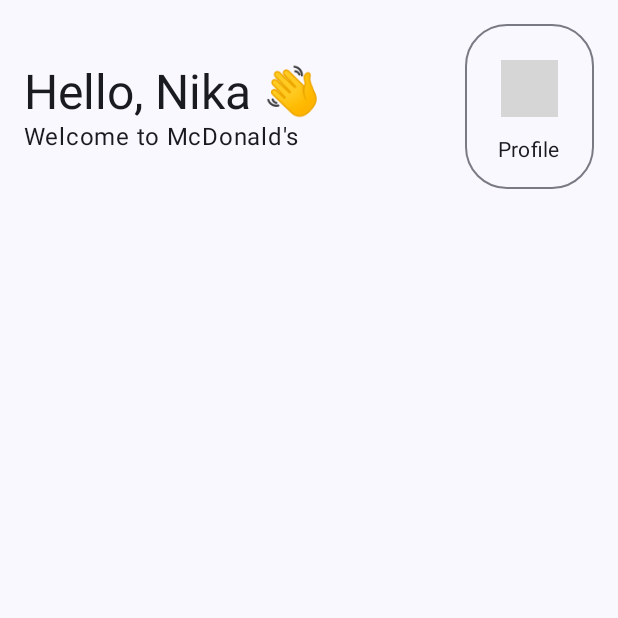
After one commit to jescalante101/printLabelingApp, an Android app built with Jetpack Compose: the composable HomeHeader shown on its own in the app's theme, on a phone screen of 412 x 824 dp, the top half of it. The commit adds this screen. Run offline under Robolectric (Android 15) with nearby library versions, the phone set to English and light mode, and no system bars; grey boxes are pictures that could not be loaded.

Commit message:
Refactor: Move HomeScreen and ViewModel to appropriate packages
This commit refactors the project structure by moving `HomeScreen` and `HomeViewModel` into their respective `home` and `print` subpackages within the `ui.screen` package.

Additionally, this commit:
- Introduces navigation using `NavHost` and defines navigation routes in `Screen.kt`.
- Creates `AppNavHost.kt` to manage navigation logic.
- Adds `PrintScreen.kt` and `PrintViewModel.kt` for the printing functionality.
- Implements UI components for the home screen in `CustomButtonCard.kt` and `HomeHeader.kt`.
- Updates `BarcodeScannerScreen.kt` to integrate with the new navigation structure and pass scanned barcode data back to the previous screen.
- Updates dependencies for CameraX, ML Kit Barcode Scanning, and Navigation Compose.
- Modifies `MainActivity.kt` to use the new navigation setup.
- Updates `networkModule.kt` to provide `PrintViewModel`.
- Adds an arrow left icon resource.

```diff
--- a/app/build.gradle.kts
+++ b/app/build.gradle.kts
@@ -3,7 +3,6 @@ plugins {
     alias(libs.plugins.kotlin.android)
     alias(libs.plugins.kotlin.compose)
     alias(libs.plugins.kotlin.serialization)
-
 
 }
 
@@ -77,5 +76,6 @@ dependencies {
     implementation(libs.camera.view)
     implementation(libs.mlkit.barcode)
 
+    implementation(libs.androidx.navigation.compose)
 
 }
--- /dev/null
+++ b/app/src/main/java/com/example/fibra_labeling/ui/screen/home/component/HomeHeader.kt
@@ -0,0 +1,68 @@
+package com.example.fibra_labeling.ui.screen.home.component
+import androidx.compose.foundation.layout.Arrangement
+import androidx.compose.foundation.layout.Column
+import androidx.compose.foundation.layout.Row
+import androidx.compose.foundation.layout.Spacer
+import androidx.compose.foundation.layout.fillMaxWidth
+import androidx.compose.foundation.layout.height
+import androidx.compose.foundation.layout.padding
+import androidx.compose.material.icons.Icons
+import androidx.compose.material.icons.filled.Person
+import androidx.compose.material3.Icon
+import androidx.compose.material3.MaterialTheme
+import androidx.compose.material3.OutlinedCard
+import androidx.compose.material3.Text
+import androidx.compose.runtime.Composable
+import androidx.compose.ui.Alignment
+import androidx.compose.ui.Modifier
+import androidx.compose.ui.res.painterResource
+import androidx.compose.ui.unit.dp
+import com.example.fibra_labeling.R
+
+@Composable
+fun HomeHeader(){
+    Row(
+        modifier = Modifier.fillMaxWidth().padding(16.dp),
+        horizontalArrangement = Arrangement.spacedBy(36.dp),
+        verticalAlignment = Alignment.CenterVertically
+    ) {
+        Column(
+            modifier = Modifier.weight(3f)
+        ) {
+            Text(
+                text = "Hello, Nika \uD83D\uDC4B",
+                style = MaterialTheme.typography.headlineLarge,
+                fontWeight = MaterialTheme.typography.headlineLarge.fontWeight
+            )
+
+            Text(
+                text = "Welcome to McDonald's",
+                style = MaterialTheme.typography.bodyLarge,
+                fontWeight = MaterialTheme.typography.bodyLarge.fontWeight
+            )
+        }
+        OutlinedCard(
+            modifier = Modifier.weight(1f),
+            onClick = {},
+            shape = MaterialTheme.shapes.extraLarge
+        ) {
+            Column(
+                modifier = Modifier.padding(16.dp).fillMaxWidth(),
+                verticalArrangement = Arrangement.Center,
+                horizontalAlignment = Alignment.CenterHorizontally
+            ) {
+                Icon(
+                    painter = painterResource(R.drawable.ic_user),
+                    contentDescription = "Profile",
+                    modifier = Modifier.padding(8.dp)
+                )
+                Spacer(modifier = Modifier.height(4.dp))
+                Text(
+                    text = "Profile",
+                    style = MaterialTheme.typography.bodyMedium,
+                    fontWeight = MaterialTheme.typography.bodyMedium.fontWeight
+                )
+            }
+        }
+    }
+}
--- /dev/null
+++ b/app/src/main/res/drawable/ic_arrow_left.xml
@@ -0,0 +1,5 @@
+<vector xmlns:android="http://schemas.android.com/apk/res/android" android:height="24dp" android:viewportHeight="24" android:viewportWidth="24" android:width="24dp">
+
+    <path android:fillColor="#00000000" android:pathData="M15,5L9,12L15,19" android:strokeColor="#1C274C" android:strokeLineCap="round" android:strokeLineJoin="round" android:strokeWidth="1.5"/>
+
+</vector>
```
Also changed, not shown: app/src/main/java/com/example/fibra_labeling/MainActivity.kt (+9 -15 lines), app/src/main/java/com/example/fibra_labeling/data/network/networkModule.kt (+8 -2 lines), app/src/main/java/com/example/fibra_labeling/ui/navigation/AppNavHost.kt (added, +73 -0 lines), app/src/main/java/com/example/fibra_labeling/ui/navigation/Screen.kt (added, +11 -0 lines), app/src/main/java/com/example/fibra_labeling/ui/screen/barcode/BarcodeScannerScreen.kt (renamed from app/src/main/java/com/example/fibra_labeling/ui/screen/BarcodeScannerScreen.kt, +39 -12 lines), app/src/main/java/com/example/fibra_labeling/ui/screen/home/HomeScreen.kt (added, +126 -0 lines), app/src/main/java/com/example/fibra_labeling/ui/screen/home/HomeViewModel.kt (added, +8 -0 lines), app/src/main/java/com/example/fibra_labeling/ui/screen/home/component/CustomButtonCard.kt (added, +102 -0 lines), app/src/main/java/com/example/fibra_labeling/ui/screen/print/PrintScreen.kt (renamed from app/src/main/java/com/example/fibra_labeling/ui/screen/HomeScreen.kt, +27 -31 lines), app/src/main/java/com/example/fibra_labeling/ui/screen/print/PrintViewModel.kt (renamed from app/src/main/java/com/example/fibra_labeling/ui/screen/HomeViewModel.kt, +32 -4 lines), gradle/libs.versions.toml (+10 -5 lines).
